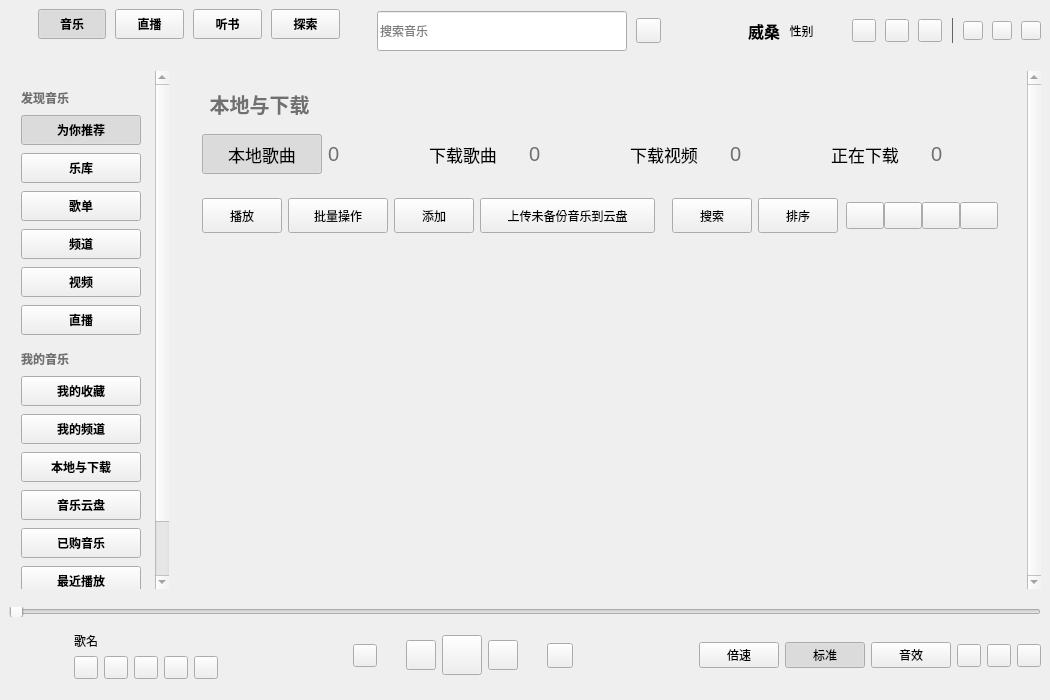
Above: KuGouApp.ui from a-mo-xi-wei/KuGouApp before the change. Below: the same form after it.
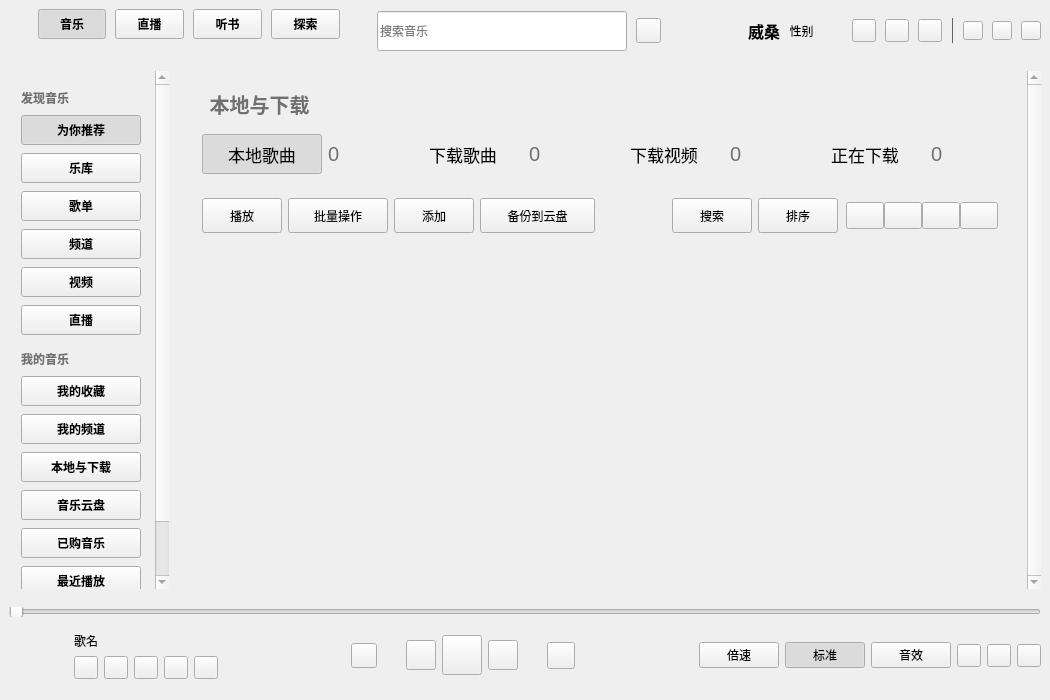
That is the form after the change. The open tabs and pages were chosen to show the change. Custom widgets are drawn as their Qt base class.

Commit message: 优化声音图标

Patch:
```diff
--- a/KuGouApp.ui
+++ b/KuGouApp.ui
@@ -1085,8 +1085,8 @@
           <rect>
            <x>0</x>
            <y>0</y>
-           <width>858</width>
-           <height>514</height>
+           <width>854</width>
+           <height>536</height>
           </rect>
          </property>
          <layout class="QHBoxLayout" name="horizontalLayout_4">
@@ -1713,7 +1713,7 @@
                   <widget class="QToolButton" name="upload_toolButton">
                    <property name="minimumSize">
                     <size>
-                     <width>175</width>
+                     <width>115</width>
                      <height>35</height>
                     </size>
                    </property>
@@ -1721,7 +1721,7 @@
                     <string>上传到云</string>
                    </property>
                    <property name="text">
-                    <string>上传未备份音乐到云盘</string>
+                    <string>备份到云盘</string>
                    </property>
                    <property name="toolButtonStyle">
                     <enum>Qt::ToolButtonTextBesideIcon</enum>
@@ -2064,6 +2064,15 @@
           <property name="text">
            <string/>
           </property>
+          <property name="iconSize">
+           <size>
+            <width>18</width>
+            <height>18</height>
+           </size>
+          </property>
+          <property name="checkable">
+           <bool>false</bool>
+          </property>
          </widget>
         </item>
         <item>
@@ -2171,10 +2180,13 @@
           </property>
           <property name="iconSize">
            <size>
-            <width>18</width>
-            <height>18</height>
+            <width>20</width>
+            <height>20</height>
            </size>
           </property>
+          <property name="checkable">
+           <bool>false</bool>
+          </property>
          </widget>
         </item>
         <item>
```
Left out of the diff: 126 changed lines with no effect on the pictures. The commit also changes 2 other files.
